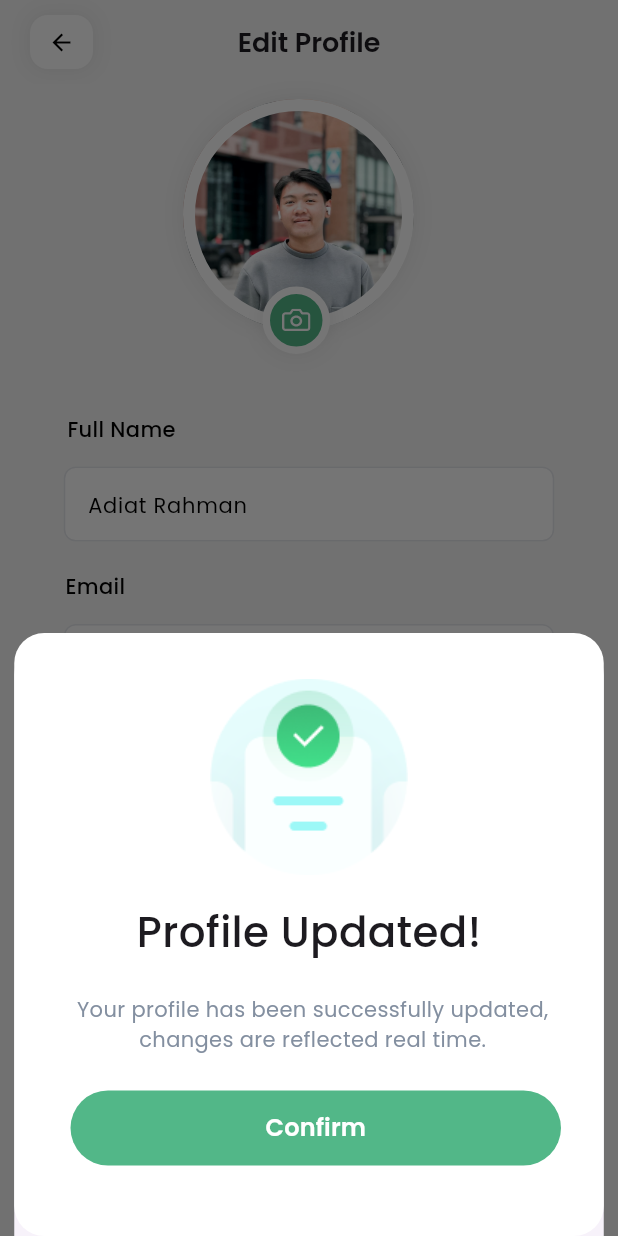
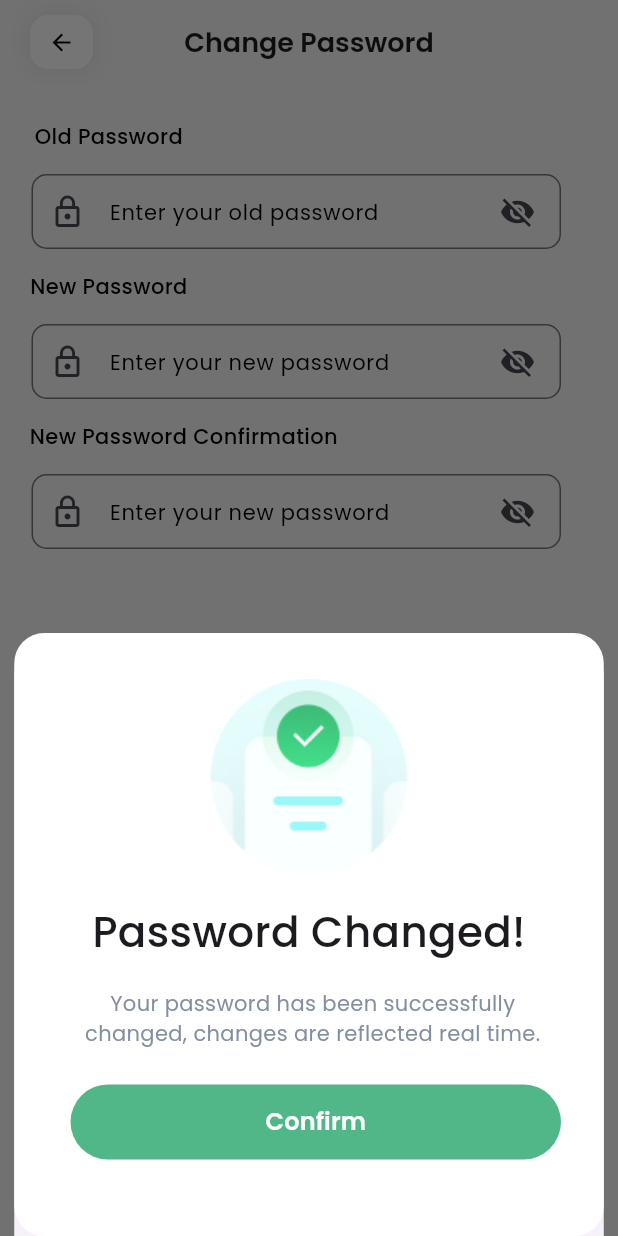
Before and after one commit to TA-Gras-Grus/everglo-mobile, a Flutter app: the screen it shows after launch, after a tap on "Save Changes", on a phone screen of 412 x 824 dp. Run offline on Flutter 3.47's test engine with Material 3 defaults, Android fonts, the phone set to English and light mode, and no system bars; drawn by our look-alikes of flutter_form_builder; our stand-ins replace dropdown_button2, flutter_svg, form_builder_validators, get, google_fonts and 1 more; missing offline and left inert: dart:ffi, flutter_dynamic_icon, mobile_scanner.

Commit message:
feature:changePassword page on profile slicing ui

```diff
--- /dev/null
+++ b/lib/app/modules/profile/changePassword_profile/bindings/change_password_profile_binding.dart
@@ -0,0 +1,12 @@
+import 'package:get/get.dart';
+
+import '../controllers/change_password_profile_controller.dart';
+
+class ChangePasswordProfileBinding extends Bindings {
+  @override
+  void dependencies() {
+    Get.lazyPut<ChangePasswordProfileController>(
+      () => ChangePasswordProfileController(),
+    );
+  }
+}
--- /dev/null
+++ b/lib/app/modules/profile/changePassword_profile/controllers/change_password_profile_controller.dart
@@ -0,0 +1,57 @@
+import 'package:flutter/material.dart';
+import 'package:get/get.dart';
+
+class ChangePasswordProfileController extends GetxController {
+  //TODO: Implement ChangePasswordProfileController
+  RxBool isLoading = false.obs;
+  final count = 0.obs;
+
+  final _formKey = GlobalKey<FormState>();
+  final FocusNode focusNode = FocusNode();
+  var isPasswordHidden = true.obs;
+  final focusedIconColor = Color(0xFF00AD7C);
+  final unfocusedIconColor = Color(0xFF8A8D90);
+  @override
+  void onInit() {
+    super.onInit();
+  }
+
+  @override
+  void onReady() {
+    super.onReady();
+  }
+
+  @override
+  void onClose() {
+    super.onClose();
+  }
+
+  validatePassword(String? pwd) {
+    if (GetUtils.isNullOrBlank(pwd ?? '') == null) {
+      return 'Password is not valid';
+    }
+    return null;
+  }
+
+  Future onChanged() async {
+    // if (_formKey.currentState!.validate()) {
+    //   Get.snackbar(
+    //     'Success',
+    //     'Login Successful',
+    //     snackPosition: SnackPosition.BOTTOM,
+    //     colorText: Colors.white,
+    //     backgroundColor: Colors.green,
+    //   );
+    //   return null;
+    // }
+    // Get.snackbar(
+    //   'Error',
+    //   'Login Unsuccessful',
+    //   snackPosition: SnackPosition.BOTTOM,
+    //   colorText: Colors.white,
+    //   backgroundColor: Colors.red,
+    // );
+  }
+
+  void increment() => count.value++;
+}
--- /dev/null
+++ b/lib/app/modules/profile/changePassword_profile/views/change_password_profile_view.dart
@@ -0,0 +1,450 @@
+import 'package:flutter/material.dart';
+import 'package:flutter_form_builder/flutter_form_builder.dart';
+
+import 'package:get/get.dart';
+import 'package:google_fonts/google_fonts.dart';
+
+import '../controllers/change_password_profile_controller.dart';
+
+class ChangePasswordProfileView
+    extends GetView<ChangePasswordProfileController> {
+  ChangePasswordProfileView({Key? key}) : super(key: key);
+  final _formKey = GlobalKey<FormBuilderState>();
+  @override
+  Widget build(BuildContext context) {
+    return Scaffold(
+      appBar: AppBar(
+        leadingWidth: 80,
+        backgroundColor: Colors.transparent,
+        leading: Padding(
+          padding:
+              const EdgeInsets.only(left: 20, right: 18, top: 10, bottom: 10),
+          child: Container(
+            height: 32,
+            width: 32,
+            decoration: BoxDecoration(
+              color: Colors.white,
+              borderRadius: BorderRadius.circular(12),
+              boxShadow: [
+                BoxShadow(
+                  color: Colors.grey
+                      .withOpacity(0.2), // Adjust opacity for shadow intensity
+                  blurRadius: 10.0, // Adjust blur radius for shadow softness
+                  spreadRadius: 1.0, // Adjust spread radius for shadow size
+                ),
+              ],
+            ),
+            child: IconButton(
+              icon: Icon(Icons.arrow_back, color: Colors.black, size: 18),
+              onPressed: () => Navigator.pop(Get.context!),
+            ),
+          ),
+        ),
+        title: Text('Change Password',
+            style: GoogleFonts.poppins(
+              fontSize: 18,
+              fontWeight: FontWeight.w600,
+            )),
+        centerTitle: true,
+      ),
+      body: Obx(() {
+        if (controller.isLoading.value) {
+          return const Center(
+            child: Text('Loading...'),
+          );
+        } else {
+          return SingleChildScrollView(
+            child: Padding(
+              padding: const EdgeInsets.only(top: 10),
+              child: Column(
+                children: [
+                  Padding(
+                    padding: const EdgeInsets.only(left: 5, top: 15),
+                    child: FormBuilder(
+                      key: _formKey,
+                      child: Column(
+                        children: [
+                          Padding(
+                            padding: EdgeInsets.only(right: 240.0),
+                            child: Text(
+                              "Old Password",
+                              style: GoogleFonts.poppins(
+                                  fontSize: 14,
+                                  color: Colors.black,
+                                  fontWeight: FontWeight.w500),
+                            ),
+                          ),
+                          SizedBox(height: 15),
+                          Padding(
+                            padding: const EdgeInsets.only(left: 10),
+                            child: SizedBox(
+                              width: 353,
+                              height: 50,
+                              child: FormBuilderTextField(
+                                name: 'oldPassword',
+                                obscureText: controller.isPasswordHidden.value,
+                                cursorColor: Color(0xFF00AD7C),
+                                decoration: InputDecoration(
+                                  hintText: "Enter your old password",
+                                  hintStyle: GoogleFonts.poppins(
+                                    fontSize: 14,
+                                    color: Colors.black,
+                                  ),
+                                  border: OutlineInputBorder(
+                                      borderRadius: BorderRadius.circular(10)),
+                                  prefixIcon: Padding(
+                                    padding: EdgeInsets.all(10.0),
+                                    child: Icon(Icons.lock_outline),
+                                  ),
+                                  suffixIcon: Padding(
+                                    padding: EdgeInsets.only(right: 10.0),
+                                    child: InkWell(
+                                      child: Icon(
+                                        controller.isPasswordHidden.value
+                                            ? Icons.visibility_off
+                                            : Icons.visibility,
+                                      ),
+                                      onTap: () {
+                                        controller.isPasswordHidden.value =
+                                            !controller.isPasswordHidden.value;
+                                      },
+                                    ),
+                                  ),
+                                  errorStyle: const TextStyle(fontSize: 0.01),
+                                  focusedBorder: OutlineInputBorder(
+                                      borderSide:
+                                          BorderSide(color: Color(0xFF00AD7C)),
+                                      borderRadius: BorderRadius.circular(10)),
+                                ),
+                                validator: (pwd) =>
+                                    controller.validatePassword(pwd),
+                              ),
+                            ),
+                          ),
+                          SizedBox(height: 15),
+                          Padding(
+                            padding: EdgeInsets.only(right: 240.0),
+                            child: Text(
+                              "New Password",
+                              style: GoogleFonts.poppins(
+                                  fontSize: 14,
+                                  color: Colors.black,
+                                  fontWeight: FontWeight.w500),
+                            ),
+                          ),
+                          SizedBox(height: 15),
+                          Padding(
+                            padding: const EdgeInsets.only(left: 10),
+                            child: SizedBox(
+                              width: 353,
+                              height: 50,
+                              child: FormBuilderTextField(
+                                name: 'newPassword',
+                                obscureText: controller.isPasswordHidden.value,
+                                cursorColor: Color(0xFF00AD7C),
+                                decoration: InputDecoration(
+                                  hintText: "Enter your new password",
+                                  hintStyle: GoogleFonts.poppins(
+                                    fontSize: 14,
+                                    color: Colors.black,
+                                  ),
+                                  border: OutlineInputBorder(
+                                      borderRadius: BorderRadius.circular(10)),
+                                  prefixIcon: Padding(
+                                    padding: EdgeInsets.all(10.0),
+                                    child: Icon(Icons.lock_outline),
+                                  ),
+                                  suffixIcon: Padding(
+                                    padding: EdgeInsets.only(right: 10.0),
+                                    child: InkWell(
+                                      child: Icon(
+                                        controller.isPasswordHidden.value
+                                            ? Icons.visibility_off
+                                            : Icons.visibility,
+                                      ),
+                                      onTap: () {
+                                        controller.isPasswordHidden.value =
+                                            !controller.isPasswordHidden.value;
+                                      },
+                                    ),
+                                  ),
+                                  errorStyle: const TextStyle(fontSize: 0.01),
+                                  focusedBorder: OutlineInputBorder(
+                                      borderSide:
+                                          BorderSide(color: Color(0xFF00AD7C)),
+                                      borderRadius: BorderRadius.circular(10)),
+                                ),
+                                validator: (pwd) =>
+                                    controller.validatePassword(pwd),
+                              ),
+                            ),
+                          ),
+                          SizedBox(height: 15),
+                          Padding(
+                            padding: EdgeInsets.only(right: 140.0),
+                            child: Text(
+                              "New Password Confirmation",
+                              style: GoogleFonts.poppins(
+                                  fontSize: 14,
+                                  color: Colors.black,
+                                  fontWeight: FontWeight.w500),
+                            ),
+                          ),
+                          SizedBox(height: 15),
+                          Padding(
+                            padding: const EdgeInsets.only(left: 10),
+                            child: SizedBox(
+                              width: 353,
+                              height: 50,
+                              child: FormBuilderTextField(
+                                name: 'newPassword',
+                                obscureText: controller.isPasswordHidden.value,
+                                cursorColor: Color(0xFF00AD7C),
+                                decoration: InputDecoration(
+                                  hintText: "Enter your new password",
+                                  hintStyle: GoogleFonts.poppins(
+                                    fontSize: 14,
+                                    color: Colors.black,
+                                  ),
+                                  border: OutlineInputBorder(
+                                      borderRadius: BorderRadius.circular(10)),
+                                  prefixIcon: Padding(
+                                    padding: EdgeInsets.all(10.0),
+                                    child: Icon(Icons.lock_outline),
+                                  ),
+                                  suffixIcon: Padding(
+                                    padding: EdgeInsets.only(right: 10.0),
+                                    child: InkWell(
+                                      child: Icon(
+                                        controller.isPasswordHidden.value
+                                            ? Icons.visibility_off
+                                            : Icons.visibility,
+                                      ),
+                                      onTap: () {
+                                        controller.isPasswordHidden.value =
+                                            !controller.isPasswordHidden.value;
+                                      },
+                                    ),
+                                  ),
+                                  errorStyle: const TextStyle(fontSize: 0.01),
+                                  focusedBorder: OutlineInputBorder(
+                                      borderSide:
+                                          BorderSide(color: Color(0xFF00AD7C)),
+                                      borderRadius: BorderRadius.circular(10)),
+                                ),
+                                validator: (pwd) =>
+                                    controller.validatePassword(pwd),
+                              ),
+                            ),
+                          ),
+                          SizedBox(height: 330),
+                          MaterialButton(
+                            onPressed: () {
+                              if (true) {
+                                showModalBottomSheet<void>(
+                                  context: context,
+                                  builder: changedPasswordBottomSheet,
+                                );
+                              }
+                            },
+                            //Validate and save the form values
+                            //   _formKey.currentState?.saveAndValidate();
+                            //   debugPrint(
+                            //       _formKey.currentState?.value.toString());
+                            // },
+                            child: Container(
+                              width: 343,
+                              height: 46,
+                              decoration: BoxDecoration(
+                                color: Color(0xFF52B788),
+                                borderRadius: BorderRadius.circular(12),
+                              ),
+                              child: Center(
+                                child: Text(
+                                  "Save Changes",
+                                  style: GoogleFonts.poppins(
+                                    color: Colors.white,
+                                    fontSize: 16,
+                                    fontWeight: FontWeight.w600,
+                                  ),
+                                ),
+                              ),
+                            ),
+                          ),
+                        ],
+                      ),
+                    ),
+                  ),
+                ],
+              ),
+            ),
+          );
+        }
+      }),
+    );
+  }
+
+  Widget changedPasswordBottomSheet(BuildContext context) => Container(
+        height: 402,
+        width: 393,
+        decoration: BoxDecoration(
+            borderRadius: BorderRadius.circular(20), color: Colors.white),
+        child: Center(
+          child: Column(
+            children: [
+              Container(
+                margin: EdgeInsets.only(top: 30, bottom: 12),
+                width: 132,
+                height: 132,
+                decoration: BoxDecoration(
+                  borderRadius: BorderRadius.circular(20),
+                ),
+                child: Image.asset('assets/images/updated.png'),
+              ),
+              Padding(
+                padding: EdgeInsets.only(top: 5, bottom: 18),
+                child: Text(
+                  'Password Changed!',
+                  style: GoogleFonts.poppins(
+                    fontSize: 28,
+                    fontWeight: FontWeight.w500,
+                  ),
+                ),
+              ),
+              Padding(
+                padding: EdgeInsets.only(left: 35, right: 30, bottom: 24),
+                child: Text(
+                  'Your password has been successfully changed, changes are reflected real time.',
+                  textAlign: TextAlign.center,
+                  style: GoogleFonts.poppins(
+                    fontSize: 14,
+                    fontWeight: FontWeight.w400,
+                    color: Color(0xFF838FA0),
+                  ),
+                ),
+              ),
+              MaterialButton(
+                onPressed: () => Navigator.pop(Get.context!),
+                child: Container(
+                  margin: EdgeInsets.only(left: 14, right: 5),
+                  height: 50,
+                  width: 327,
+                  decoration: BoxDecoration(
+                    color: Color(0xFF52B788),
+                    borderRadius: BorderRadius.circular(30),
+                  ),
+                  child: Center(
+                    child: Text(
+                      'Confirm',
+                      style: GoogleFonts.poppins(
+                        fontSize: 16,
+                        fontWeight: FontWeight.w600,
+                        color: Colors.white,
+                      ),
+                    ),
+                  ),
+                ),
+              ),
+            ],
+          ),
+        ),
+      );
+
+  Widget failedChangePasswordBottomSheet(BuildContext context) => Container(
+        height: 468,
+        width: 393,
+        decoration: BoxDecoration(
+            borderRadius: BorderRadius.circular(20), color: Colors.white),
+        child: Center(
+          child: Column(
+            children: [
+              Container(
+                margin: EdgeInsets.only(top: 30, bottom: 12),
+                width: 132,
+                height: 132,
+                decoration: BoxDecoration(
+                  borderRadius: BorderRadius.circular(20),
+                ),
+                child: Image.asset('assets/images/failed.png'),
+              ),
+              Padding(
+                padding: EdgeInsets.only(top: 5, bottom: 14),
+                child: Text(
+                  'Password Change Failed',
+                  style: GoogleFonts.poppins(
+                    fontSize: 26,
+                    fontWeight: FontWeight.w500,
+                  ),
+                ),
+              ),
+              Padding(
+                padding: EdgeInsets.only(left: 35, right: 30, bottom: 18),
+                child: Text(
+                  'Oops, there are something wrong with changing password, please try again in a moment.',
+                  textAlign: TextAlign.center,
+                  style: GoogleFonts.poppins(
+                    fontSize: 14,
+                    fontWeight: FontWeight.w400,
+                    color: Color(0xFF838FA0),
+                  ),
+                ),
+              ),
+              MaterialButton(
+                onPressed: () => Navigator.pop(Get.context!),
+                child: Container(
+                  margin: EdgeInsets.only(left: 14, right: 5),
+                  height: 50,
+                  width: 327,
+                  decoration: BoxDecoration(
+                    color: Color(0xFF52B788),
+                    borderRadius: BorderRadius.circular(30),
+                  ),
+                  child: Center(
+                    child: Text(
+                      'Try Again',
+                      style: GoogleFonts.poppins(
+                        fontSize: 16,
+                        fontWeight: FontWeight.w600,
+                        color: Colors.white,
+                      ),
+                    ),
+                  ),
+                ),
+              ),
+              SizedBox(height: 16),
+              MaterialButton(
+                onPressed: () => Navigator.pop(Get.context!),
+                child: Container(
+                  margin: EdgeInsets.only(left: 14, right: 5),
+                  height: 50,
+                  width: 327,
+                  decoration: BoxDecoration(
+                      color: Colors.white,
+                      borderRadius: BorderRadius.circular(30),
+                      boxShadow: [
+                        BoxShadow(
+                          color: Colors.grey.withOpacity(
+                              0.2), // Adjust opacity for shadow intensity
+                          blurRadius:
+                              10.0, // Adjust blur radius for shadow softness
+                          spreadRadius:
+                              1.0, // Adjust spread radius for shadow size
+                        ),
+                      ]),
+                  child: Center(
+                    child: Text(
+                      'Cancel',
+                      style: GoogleFonts.poppins(
+                        fontSize: 16,
+                        fontWeight: FontWeight.w600,
+                        color: Color(0xFF52B788),
+                      ),
+                    ),
+                  ),
+                ),
+              ),
+            ],
+          ),
+        ),
+      );
+}
--- a/lib/app/routes/app_pages.dart
+++ b/lib/app/routes/app_pages.dart
@@ -15,6 +15,8 @@ import '../modules/polybags/polybagsLists/views/polybagsLists_view.dart';
 import '../modules/polybags/polybagsPlants/bindings/polybagsPlants_binding.dart';
 import '../modules/polybags/polybagsPlants/views/polybagsPlants_view.dart';
 import '../modules/profile/bindings/profile_binding.dart';
+import '../modules/profile/changePassword_profile/bindings/change_password_profile_binding.dart';
+import '../modules/profile/changePassword_profile/views/change_password_profile_view.dart';
 import '../modules/profile/editProfile/bindings/edit_profile_binding.dart';
 import '../modules/profile/editProfile/views/edit_profile_view.dart';
 import '../modules/profile/profileDetail/bindings/profile_detail_binding.dart';
@@ -28,7 +30,7 @@ part 'app_routes.dart';
 class AppPages {
   AppPages._();
 
-  static const INITIAL = Routes.EDIT_PROFILE;
+  static const INITIAL = Routes.CHANGE_PASSWORD_PROFILE;
 
   static final routes = [
     GetPage(
@@ -83,6 +85,11 @@ class AppPages {
           page: () => EditProfileView(),
           binding: EditProfileBinding(),
         ),
+        GetPage(
+          name: _Paths.CHANGE_PASSWORD_PROFILE,
+          page: () => ChangePasswordProfileView(),
+          binding: ChangePasswordProfileBinding(),
+        ),
       ],
     ),
   ];
--- a/lib/app/routes/app_routes.dart
+++ b/lib/app/routes/app_routes.dart
@@ -13,6 +13,8 @@ abstract class Routes {
   static const PROFILE = _Paths.PROFILE;
   static const PROFILE_DETAIL = _Paths.PROFILE + _Paths.PROFILE_DETAIL;
   static const EDIT_PROFILE = _Paths.PROFILE + _Paths.EDIT_PROFILE;
+  static const CHANGE_PASSWORD_PROFILE =
+      _Paths.PROFILE + _Paths.CHANGE_PASSWORD_PROFILE;
 }
 
 abstract class _Paths {
@@ -27,4 +29,5 @@ abstract class _Paths {
   static const PROFILE = '/profile';
   static const PROFILE_DETAIL = '/profile-detail';
   static const EDIT_PROFILE = '/edit-profile';
+  static const CHANGE_PASSWORD_PROFILE = '/change-password-profile';
 }
```
